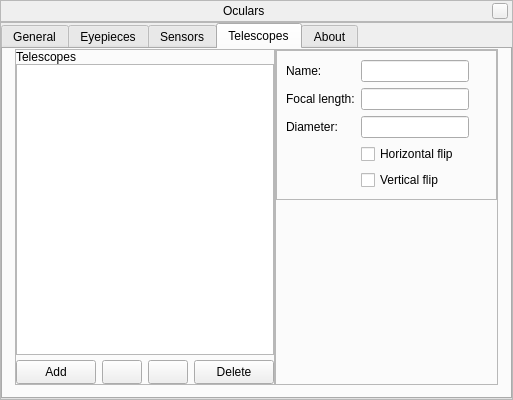
This is plugins/Oculars/src/gui/ocularDialog.ui in 519984307/stellarium_src as Qt 5 draws it before an edit. The edited form follows.
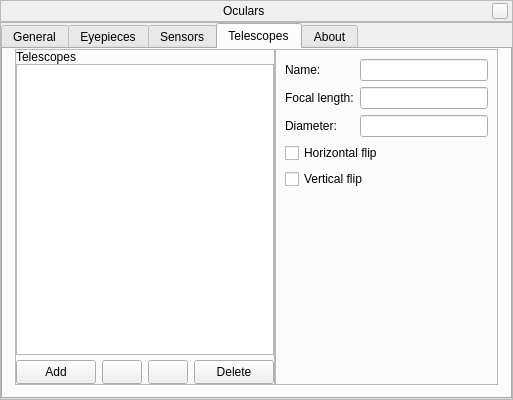
This is the edited form. The open tabs and pages were chosen to show the change. Icons and pictures are not drawn. Custom widgets are drawn as their Qt base class.

Commit message: minor re-arrangement of ocularDialog.ui to prevent long strings from being cut off

```diff
--- a/plugins/Oculars/src/gui/ocularDialog.ui
+++ b/plugins/Oculars/src/gui/ocularDialog.ui
@@ -1146,22 +1146,7 @@
              </property>
              <item>
               <widget class="QFrame" name="ScopeInfo">
-               <property name="sizePolicy">
-                <sizepolicy hsizetype="Preferred" vsizetype="Preferred">
-                 <horstretch>0</horstretch>
-                 <verstretch>0</verstretch>
-                </sizepolicy>
-               </property>
-               <property name="frameShape">
-                <enum>QFrame::StyledPanel</enum>
-               </property>
-               <property name="frameShadow">
-                <enum>QFrame::Raised</enum>
-               </property>
                <layout class="QFormLayout" name="formLayout_2">
-                <property name="fieldGrowthPolicy">
-                 <enum>QFormLayout::FieldsStayAtSizeHint</enum>
-                </property>
                 <item row="0" column="0">
                  <widget class="QLabel" name="label_8">
                   <property name="text">
@@ -1204,14 +1189,14 @@
                   </property>
                  </widget>
                 </item>
-                <item row="3" column="1">
+                <item row="3" column="0" colspan="2">
                  <widget class="QCheckBox" name="telescopeHFlip">
                   <property name="text">
                    <string>Horizontal flip</string>
                   </property>
                  </widget>
                 </item>
-                <item row="4" column="1">
+                <item row="4" column="0" colspan="2">
                  <widget class="QCheckBox" name="telescopeVFlip">
                   <property name="text">
                    <string>Vertical flip</string>
```
Left out of the diff: 2 changed lines with no effect on the pictures.
